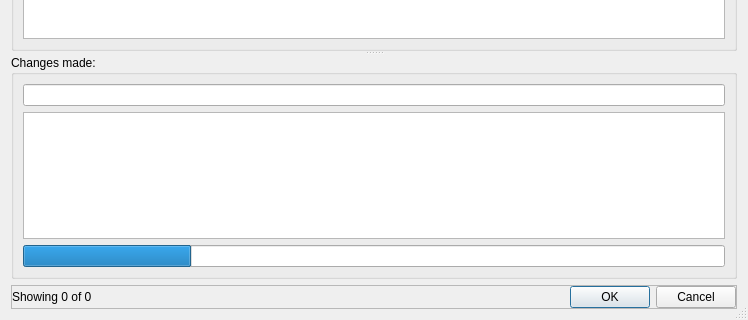
First picture: the form in forms/repo_dialogcommit.ui, repository 3drepo/3drepogui, before the edit; both pictures show x 0 to 748 and y 229 to 549 of the 748 by 549 pixel window.
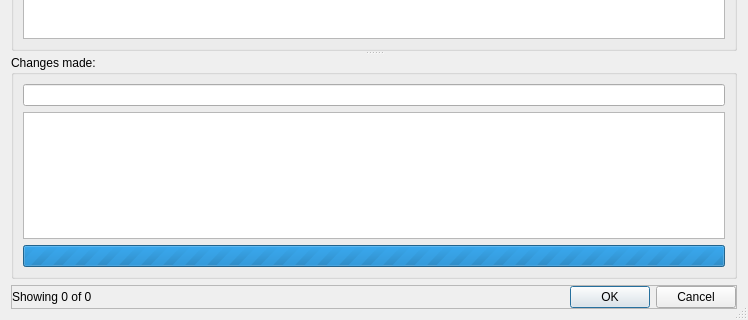
Second picture: the form after the edit. Custom widgets are drawn as their Qt base class.

What changed in the file:
```diff
--- a/forms/repo_dialogcommit.ui
+++ b/forms/repo_dialogcommit.ui
@@ -223,8 +223,11 @@
        </item>
        <item>
         <widget class="QProgressBar" name="progressBar">
+         <property name="maximum">
+          <number>0</number>
+         </property>
          <property name="value">
-          <number>24</number>
+          <number>0</number>
          </property>
          <property name="textVisible">
           <bool>false</bool>
```
